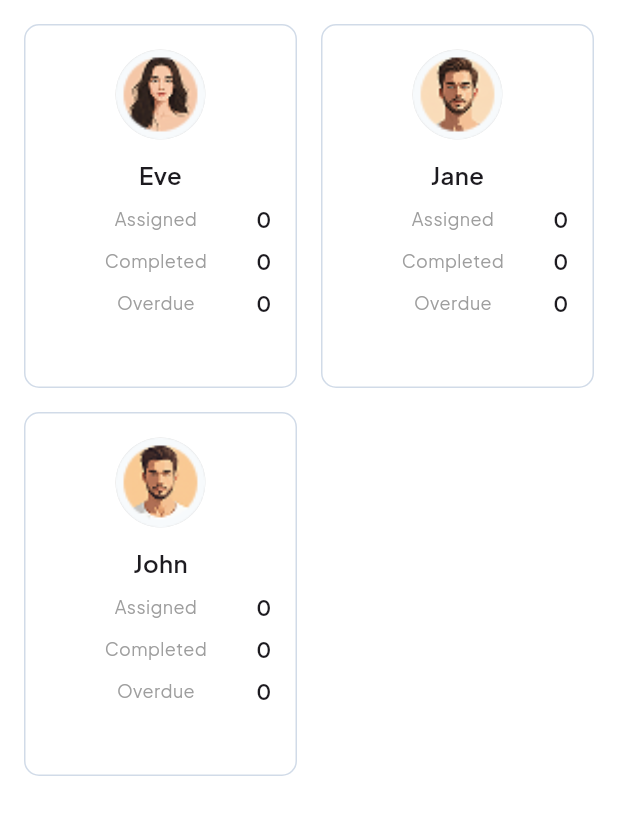
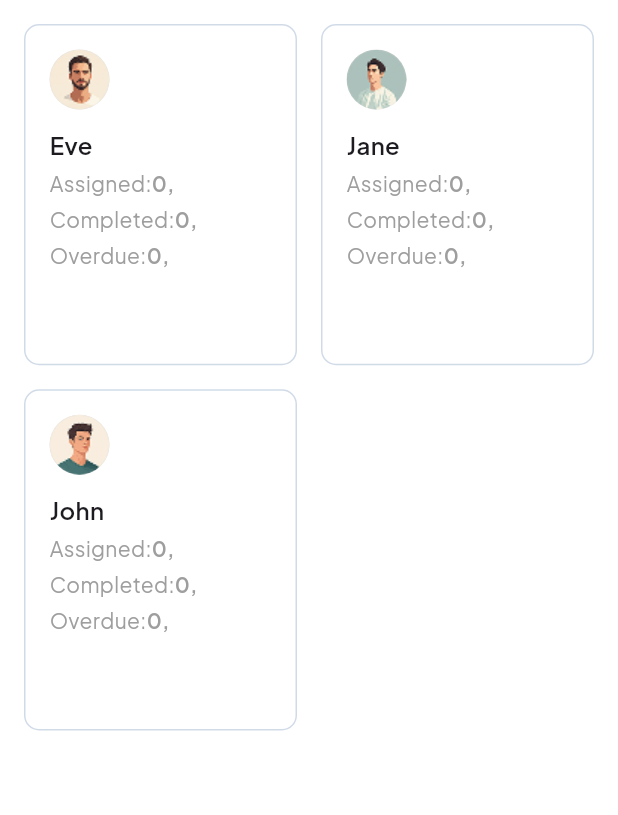
Before and after one commit to Rabeeheee/errand-buddy, a Flutter app: the MembersView screen opened directly, on a phone screen of 412 x 824 dp. Shown: the top 815 px of the screen. Run offline on Flutter 3.47's test engine with Material 3 defaults, Android fonts, the phone set to English and light mode, and no system bars; our stand-ins replace bloc, cached_network_image, cloud_firestore, dartz, equatable, firebase_core and 7 more; missing offline and left inert: iconify_flutter; accounts and stored records are empty.

Commit message:
feat: members page completed

```diff
--- a/lib/features/members/presentation/widgets/members_card.dart
+++ b/lib/features/members/presentation/widgets/members_card.dart
@@ -23,10 +23,11 @@ class MemberCard extends StatelessWidget {
       padding: const EdgeInsets.all(16),
       child: Column(
         mainAxisAlignment: MainAxisAlignment.start,
+        crossAxisAlignment: CrossAxisAlignment.start,
         children: [
           // Member Avatar
           CircleAvatar(
-              radius: 30,
+            radius: 20,
             backgroundColor: Colors.grey[300],
             backgroundImage: AssetImage(member.avatar),
           ),
@@ -39,21 +40,21 @@ class MemberCard extends StatelessWidget {
               fontSize: 16,
               fontWeight: FontWeight.w600,
             ),
-              textAlign: TextAlign.center,
+            textAlign: TextAlign.left, // optional
           ),
-            const SizedBox(height: 8),
+          const SizedBox(height: 4),
 
           // Stats
           _buildStatRow(
             label: 'Assigned',
             count: stats.assignedTaskCount,
           ),
-            const SizedBox(height: 8),
+          const SizedBox(height: 4),
           _buildStatRow(
             label: 'Completed',
             count: stats.completedTaskCount,
           ),
-            const SizedBox(height: 8),
+          const SizedBox(height: 4),
           _buildStatRow(
             label: 'Overdue',
             count: stats.overdueTaskCount,
@@ -64,24 +65,24 @@ class MemberCard extends StatelessWidget {
   );
 }
 
+
   Widget _buildStatRow({
     required String label,
     required int count,
   }) {
     return Row(
-      mainAxisAlignment: MainAxisAlignment.spaceBetween,
       children: [
-        const SizedBox(width: 4),
         Text(
-          label,
+          "$label:",
           style: const TextStyle(
-            fontSize: 12,
+            fontSize: 14,
             color: Colors.grey,
           ),
         ),
         Text(
-          count.toString(),
+          "${count.toString()},",
           style: TextStyle(
+            color: Colors.grey,
             fontSize: 14,
             fontWeight: FontWeight.w600,
           ),
--- a/lib/features/members/presentation/widgets/members_view.dart
+++ b/lib/features/members/presentation/widgets/members_view.dart
@@ -56,7 +56,7 @@ class MembersView extends StatelessWidget {
                   crossAxisCount: 2,
                   crossAxisSpacing: 16,
                   mainAxisSpacing: 16,
-                  childAspectRatio: 0.75,
+                  childAspectRatio: 0.8,
                 ),
                 itemCount: state.membersWithStats.length,
                 itemBuilder: (context, index) {
```
Also changed, not shown: lib/features/escalation/presentation/pages/escalation_page.dart (+0 -25 lines), assets/images/assignee1.png, assets/images/assignee2.png, assets/images/assignee3.png, assets/images/assignee4.png (added), assets/images/assignee5.png (added). Lines whose indentation alone changed are shown as unchanged.
